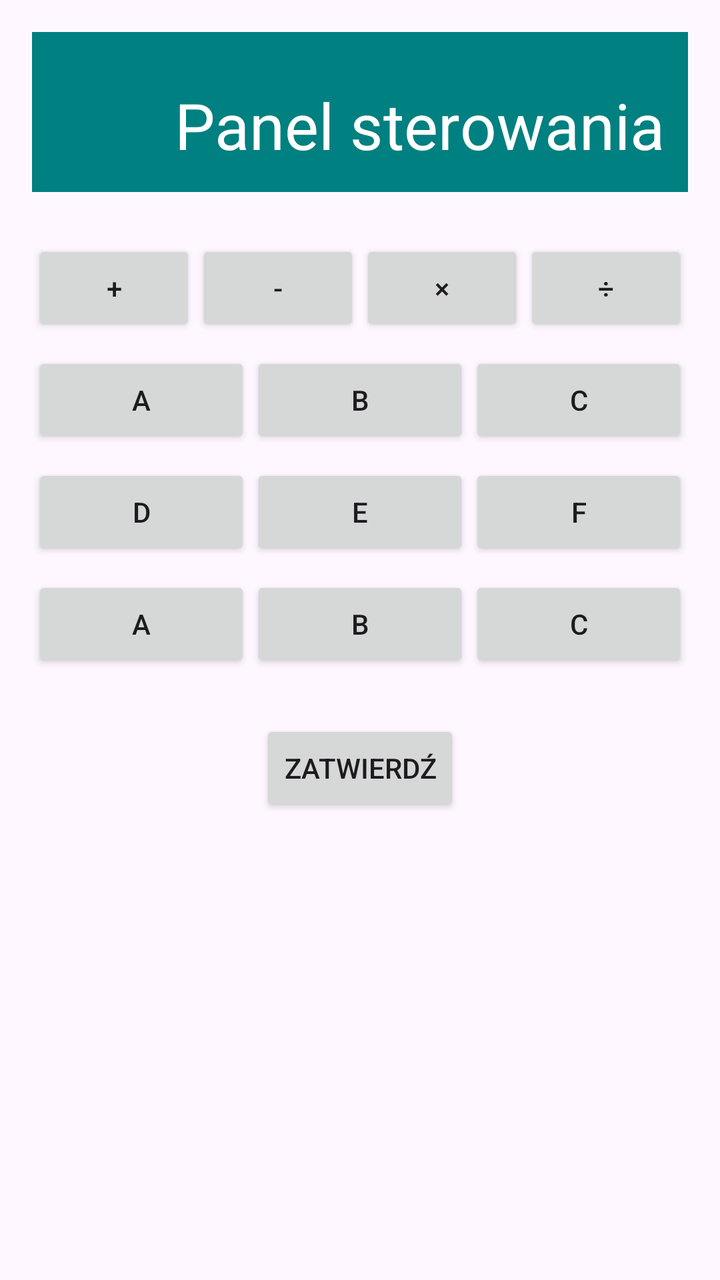
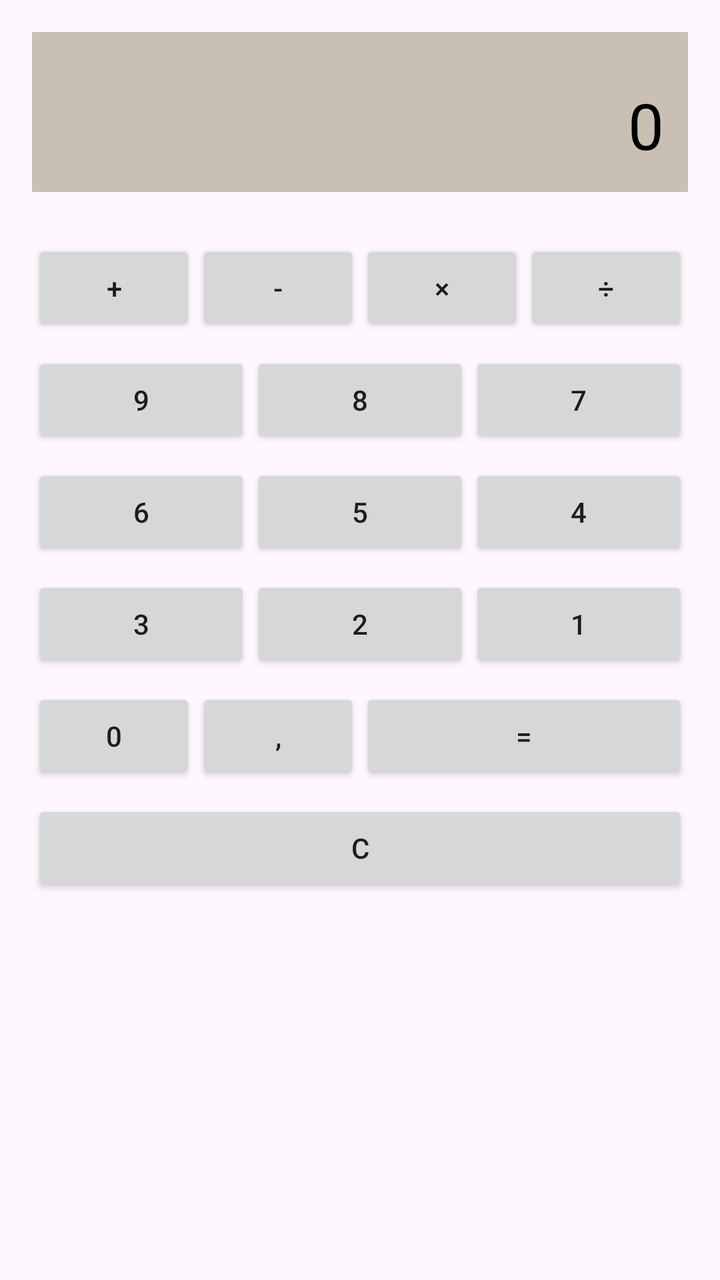

Compare the two renders of this Android layout. The source of the first and the diff that turns it into the second are given below.
<!-- AndroidManifest.xml: application theme Theme.Kalkulator -->
<!-- res/layout/activity_main.xml -->
<?xml version="1.0" encoding="utf-8"?>
<LinearLayout xmlns:android="http://schemas.android.com/apk/res/android"
    xmlns:tools="http://schemas.android.com/tools"
    android:id="@+id/main"
    android:layout_width="match_parent"
    android:layout_height="match_parent"
    android:orientation="vertical"
    android:padding="16dp"
    tools:context=".MainActivity">

    <TextView
        android:id="@+id/tvTitle"
        android:layout_width="match_parent"
        android:layout_height="80dp"
        android:background="#008080"
        android:gravity="bottom|right"
        android:padding="12dp"
        android:text="Panel sterowania"
        android:textColor="#FFFFFF"
        android:textSize="32sp" />

    <LinearLayout
        android:id="@+id/rowTop"
        android:layout_width="match_parent"
        android:layout_height="wrap_content"
        android:layout_marginTop="16dp"
        android:orientation="vertical">

        <LinearLayout
            android:id="@+id/rowTop"
            android:layout_width="match_parent"
            android:layout_height="wrap_content"
            android:layout_marginTop="8dp"
            android:orientation="horizontal">

            <Button
                android:id="@+id/btnA"
                android:layout_width="0dp"
                android:layout_height="wrap_content"
                android:layout_weight="1"
                android:text="+" />

            <Button
                android:id="@+id/btnB"
                android:layout_width="0dp"
                android:layout_height="wrap_content"
                android:layout_weight="1"
                android:text="-" />

            <Button
            android:id="@+id/btnC"
            android:layout_width="0dp"
            android:layout_height="wrap_content"
            android:layout_weight="1"
            android:text="×" />
            <Button
                android:id="@+id/btnC"
                android:layout_width="0dp"
                android:layout_height="wrap_content"
                android:layout_weight="1"
                android:text="÷" />
        </LinearLayout>

    <LinearLayout
        android:id="@+id/rowTop"
        android:layout_width="match_parent"
        android:layout_height="wrap_content"
        android:layout_marginTop="8dp"
        android:orientation="horizontal">

        <Button
            android:id="@+id/btnA"
            android:layout_width="0dp"
            android:layout_height="wrap_content"
            android:layout_weight="1"
            android:text="A" />

        <Button
            android:id="@+id/btnB"
            android:layout_width="0dp"
            android:layout_height="wrap_content"
            android:layout_weight="1"
            android:text="B" />

        <Button
            android:id="@+id/btnC"
            android:layout_width="0dp"
            android:layout_height="wrap_content"
            android:layout_weight="1"
            android:text="C" />
    </LinearLayout>

    <LinearLayout
        android:id="@+id/rowBottom"
        android:layout_width="match_parent"
        android:layout_height="wrap_content"
        android:layout_marginTop="8dp"
        android:orientation="horizontal">

        <Button
            android:id="@+id/btnD"
            android:layout_width="0dp"
            android:layout_height="wrap_content"
            android:layout_weight="1"
            android:text="D" />

        <Button
            android:id="@+id/btnE"
            android:layout_width="0dp"
            android:layout_height="wrap_content"
            android:layout_weight="1"
            android:text="E" />

        <Button
            android:id="@+id/btnF"
            android:layout_width="0dp"
            android:layout_height="wrap_content"
            android:layout_weight="1"
            android:text="F" />
    </LinearLayout>
        <LinearLayout
            android:id="@+id/rowTop"
            android:layout_width="match_parent"
            android:layout_height="wrap_content"
            android:layout_marginTop="8dp"
            android:orientation="horizontal">

            <Button
                android:id="@+id/btnA"
                android:layout_width="0dp"
                android:layout_height="wrap_content"
                android:layout_weight="1"
                android:text="A" />

            <Button
                android:id="@+id/btnB"
                android:layout_width="0dp"
                android:layout_height="wrap_content"
                android:layout_weight="1"
                android:text="B" />

            <Button
                android:id="@+id/btnC"
                android:layout_width="0dp"
                android:layout_height="wrap_content"
                android:layout_weight="1"
                android:text="C" />
        </LinearLayout>
    </LinearLayout>

    <Button
        android:id="@+id/btnConfirm"
        android:layout_width="wrap_content"
        android:layout_height="wrap_content"
        android:layout_gravity="center_horizontal"
        android:layout_marginTop="24dp"
        android:text="Zatwierdź" />

</LinearLayout>
<!-- resources referenced by this layout -->
<resources>
  <style name="Theme.Kalkulator" parent="Base.Theme.Kalkulator" />
  <style name="Base.Theme.Kalkulator" parent="Theme.Material3.DayNight.NoActionBar">
          
          
      </style>
</resources>

<!-- the commit's change to res/layout/activity_main.xml (unified diff, before → after) -->
@@ -12,11 +12,11 @@
         android:id="@+id/tvTitle"
         android:layout_width="match_parent"
         android:layout_height="80dp"
-        android:background="#008080"
+        android:background="#c9c0b3"
         android:gravity="bottom|right"
         android:padding="12dp"
-        android:text="Panel sterowania"
-        android:textColor="#FFFFFF"
+        android:text="0"
+        android:textColor="#000000"
         android:textSize="32sp" />
 
     <LinearLayout
@@ -73,21 +73,21 @@
             android:layout_width="0dp"
             android:layout_height="wrap_content"
             android:layout_weight="1"
-            android:text="A" />
+            android:text="9" />
 
         <Button
             android:id="@+id/btnB"
             android:layout_width="0dp"
             android:layout_height="wrap_content"
             android:layout_weight="1"
-            android:text="B" />
+            android:text="8" />
 
         <Button
             android:id="@+id/btnC"
             android:layout_width="0dp"
             android:layout_height="wrap_content"
             android:layout_weight="1"
-            android:text="C" />
+            android:text="7" />
     </LinearLayout>
 
     <LinearLayout
@@ -102,21 +102,21 @@
             android:layout_width="0dp"
             android:layout_height="wrap_content"
             android:layout_weight="1"
-            android:text="D" />
+            android:text="6" />
 
         <Button
             android:id="@+id/btnE"
             android:layout_width="0dp"
             android:layout_height="wrap_content"
             android:layout_weight="1"
-            android:text="E" />
+            android:text="5" />
 
         <Button
             android:id="@+id/btnF"
             android:layout_width="0dp"
             android:layout_height="wrap_content"
             android:layout_weight="1"
-            android:text="F" />
+            android:text="4" />
     </LinearLayout>
         <LinearLayout
             android:id="@+id/rowTop"
@@ -130,30 +130,58 @@
                 android:layout_width="0dp"
                 android:layout_height="wrap_content"
                 android:layout_weight="1"
-                android:text="A" />
+                android:text="3" />
 
             <Button
                 android:id="@+id/btnB"
                 android:layout_width="0dp"
                 android:layout_height="wrap_content"
                 android:layout_weight="1"
-                android:text="B" />
+                android:text="2" />
 
             <Button
                 android:id="@+id/btnC"
                 android:layout_width="0dp"
                 android:layout_height="wrap_content"
                 android:layout_weight="1"
-                android:text="C" />
+                android:text="1" />
+        </LinearLayout>
+        <LinearLayout
+            android:id="@+id/rowTop"
+            android:layout_width="match_parent"
+            android:layout_height="wrap_content"
+            android:layout_marginTop="8dp"
+            android:orientation="horizontal">
+
+            <Button
+                android:id="@+id/btnA"
+                android:layout_width="0dp"
+                android:layout_height="wrap_content"
+                android:layout_weight="1"
+                android:text="0" />
+
+            <Button
+                android:id="@+id/btnB"
+                android:layout_width="0dp"
+                android:layout_height="wrap_content"
+                android:layout_weight="1"
+                android:text="," />
+
+            <Button
+                android:id="@+id/btnC"
+                android:layout_width="0dp"
+                android:layout_height="wrap_content"
+                android:layout_weight="2"
+                android:text="=" />
         </LinearLayout>
     </LinearLayout>
 
     <Button
         android:id="@+id/btnConfirm"
-        android:layout_width="wrap_content"
+        android:layout_width="match_parent"
         android:layout_height="wrap_content"
         android:layout_gravity="center_horizontal"
-        android:layout_marginTop="24dp"
-        android:text="Zatwierdź" />
+        android:layout_marginTop="8dp"
+        android:text="C" />
 
 </LinearLayout>
